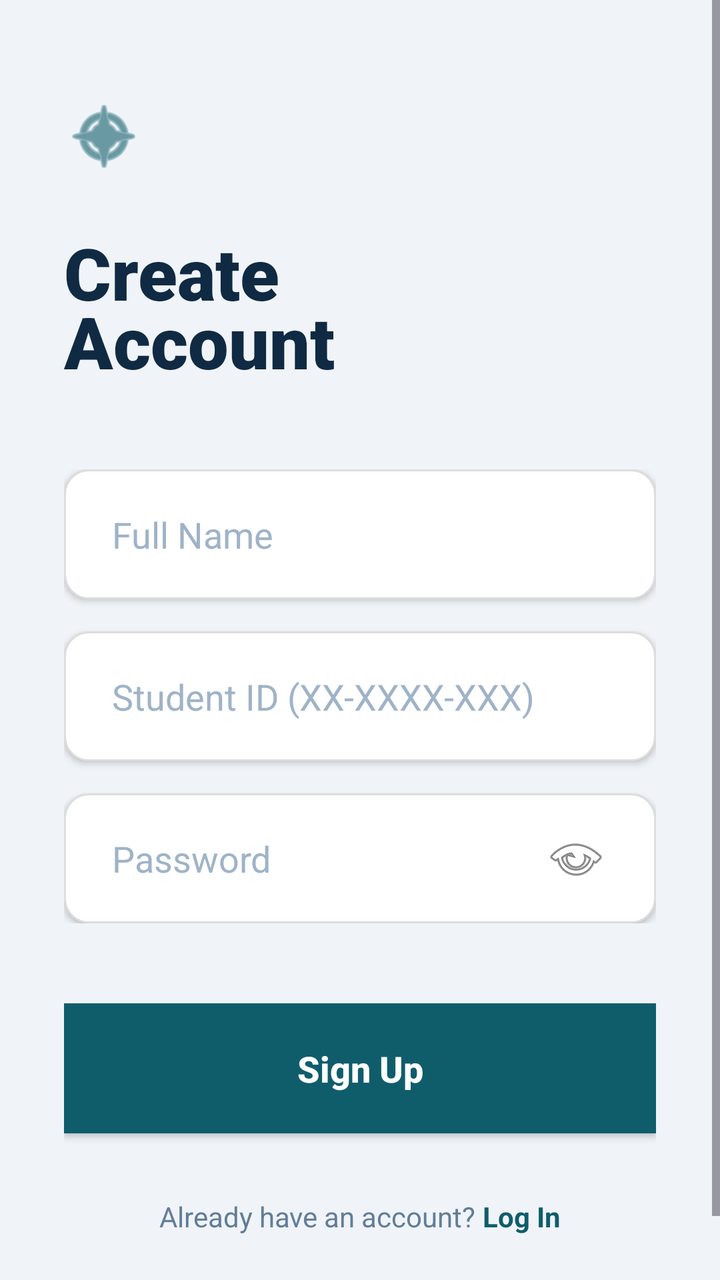
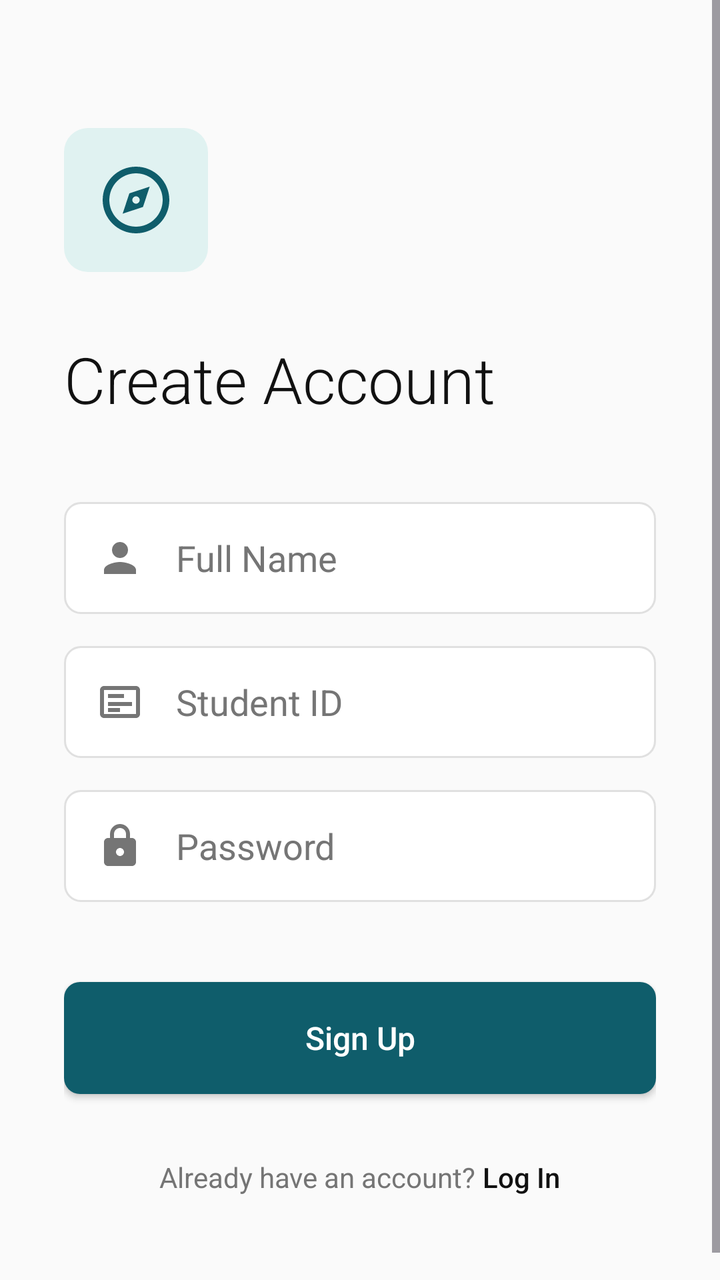

The first picture is an Android layout as it rendered before a commit; the second is the same layout after the commit. The layout source and the unified diff follow.
<!-- AndroidManifest.xml: application theme Theme.TeknoKumpas -->
<!-- res/layout/activity_register.xml -->
<?xml version="1.0" encoding="utf-8"?>
<ScrollView xmlns:android="http://schemas.android.com/apk/res/android"
    android:layout_width="match_parent"
    android:layout_height="match_parent"
    android:fillViewport="true"
    android:background="#F0F4F8">

    <LinearLayout
        android:layout_width="match_parent"
        android:layout_height="wrap_content"
        android:orientation="vertical"
        android:padding="32dp">

        <ImageView
            android:id="@+id/ivLogo"
            android:layout_width="40dp"
            android:layout_height="40dp"
            android:layout_marginTop="16dp"
            android:src="@android:drawable/ic_menu_compass"
            android:tint="#0F5D6B"/>

        <TextView
            android:id="@+id/tvCreateAccount"
            android:layout_width="wrap_content"
            android:layout_height="wrap_content"
            android:layout_marginTop="24dp"
            android:fontFamily="sans-serif-black"
            android:text="Create\nAccount"
            android:textColor="#102A43"
            android:textSize="36sp"
            android:lineSpacingExtra="-8dp" />

        <LinearLayout
            android:layout_width="match_parent"
            android:layout_height="wrap_content"
            android:layout_marginTop="40dp"
            android:orientation="vertical">

            <EditText
                android:id="@+id/etFullName"
                android:layout_width="match_parent"
                android:layout_height="65dp"
                android:background="@drawable/bg_input_field"
                android:elevation="2dp"
                android:hint="Full Name"
                android:inputType="textPersonName"
                android:textColor="#102A43"
                android:textColorHint="#9FB3C8"
                android:paddingStart="24dp"
                android:paddingEnd="24dp" />

            <EditText
                android:id="@+id/etStudentId"
                android:layout_width="match_parent"
                android:layout_height="65dp"
                android:layout_marginTop="16dp"
                android:background="@drawable/bg_input_field"
                android:elevation="2dp"
                android:hint="Student ID (XX-XXXX-XXX)"
                android:inputType="text"
                android:textColor="#102A43"
                android:textColorHint="#9FB3C8"
                android:paddingStart="24dp"
                android:paddingEnd="24dp" />

            <EditText
                android:id="@+id/etPassword"
                android:layout_width="match_parent"
                android:layout_height="65dp"
                android:layout_marginTop="16dp"
                android:background="@drawable/bg_input_field"
                android:elevation="2dp"
                android:hint="Password"
                android:inputType="textPassword"
                android:textColor="#102A43"
                android:textColorHint="#9FB3C8"
                android:paddingStart="24dp"
                android:paddingEnd="24dp"
                android:drawableEnd="@android:drawable/ic_menu_view" />

        </LinearLayout>

        <androidx.appcompat.widget.AppCompatButton
            android:id="@+id/btnSignUp"
            android:layout_width="match_parent"
            android:layout_height="65dp"
            android:layout_marginTop="40dp"
            android:background="@drawable/bg_solid_button"
            android:text="Sign Up"
            android:textAllCaps="false"
            android:textColor="@android:color/white"
            android:textSize="18sp"
            android:textStyle="bold"
            android:elevation="4dp"/>

        <LinearLayout
            android:layout_width="wrap_content"
            android:layout_height="wrap_content"
            android:layout_marginTop="32dp"
            android:layout_marginBottom="24dp"
            android:layout_gravity="center_horizontal"
            android:orientation="horizontal">

            <TextView
                android:layout_width="wrap_content"
                android:layout_height="wrap_content"
                android:text="Already have an account? "
                android:textColor="#627D98" />

            <TextView
                android:id="@+id/tvLogin"
                android:layout_width="wrap_content"
                android:layout_height="wrap_content"
                android:text="Log In"
                android:textColor="#0F5D6B"
                android:textStyle="bold" />
        </LinearLayout>

    </LinearLayout>
</ScrollView>
<!-- resources referenced by this layout -->
<resources>
  <!-- drawable bg_input_field (drawable) -->
  <shape xmlns:android="http://schemas.android.com/apk/res/android">
      <solid android:color="#FFFFFF" />
      <corners android:radius="12dp" />
      <stroke android:width="1dp" android:color="#DDDDDD" />
  </shape>
  <!-- drawable bg_solid_button (drawable) -->
  <shape xmlns:android="http://schemas.android.com/apk/res/android">
      <solid android:color="#0F5D6B" />
  </shape>
  <style name="Theme.TeknoKumpas" parent="Base.Theme.TeknoKumpas" />
  <style name="Base.Theme.TeknoKumpas" parent="Theme.Material3.DayNight.NoActionBar">
          
          
      </style>
</resources>

<!-- the commit's change to res/layout/activity_register.xml (unified diff, before → after) -->
@@ -3,7 +3,7 @@
     android:layout_width="match_parent"
     android:layout_height="match_parent"
     android:fillViewport="true"
-    android:background="#F0F4F8">
+    android:background="@color/minimal_bg">
 
     <LinearLayout
         android:layout_width="match_parent"
@@ -11,24 +11,30 @@
         android:orientation="vertical"
         android:padding="32dp">
 
-        <ImageView
-            android:id="@+id/ivLogo"
-            android:layout_width="40dp"
-            android:layout_height="40dp"
-            android:layout_marginTop="16dp"
-            android:src="@android:drawable/ic_menu_compass"
-            android:tint="#0F5D6B"/>
+        <FrameLayout
+            android:layout_width="72dp"
+            android:layout_height="72dp"
+            android:layout_marginTop="32dp"
+            android:background="@drawable/bg_minimal_icon_container"
+            android:backgroundTint="@color/minimal_tint_teal"
+            android:padding="16dp">
+            <ImageView
+                android:id="@+id/ivLogo"
+                android:layout_width="match_parent"
+                android:layout_height="match_parent"
+                android:src="@drawable/ic_modern_compass"
+                android:tint="@color/minimal_accent" />
+        </FrameLayout>
 
         <TextView
             android:id="@+id/tvCreateAccount"
             android:layout_width="wrap_content"
             android:layout_height="wrap_content"
-            android:layout_marginTop="24dp"
-            android:fontFamily="sans-serif-black"
-            android:text="Create\nAccount"
-            android:textColor="#102A43"
-            android:textSize="36sp"
-            android:lineSpacingExtra="-8dp" />
+            android:layout_marginTop="32dp"
+            android:fontFamily="sans-serif-light"
+            android:text="Create Account"
+            android:textColor="@color/minimal_text_primary"
+            android:textSize="32sp" />
 
         <LinearLayout
             android:layout_width="match_parent"
@@ -39,59 +45,63 @@
             <EditText
                 android:id="@+id/etFullName"
                 android:layout_width="match_parent"
-                android:layout_height="65dp"
-                android:background="@drawable/bg_input_field"
-                android:elevation="2dp"
+                android:layout_height="56dp"
+                android:background="@drawable/bg_minimal_input"
                 android:hint="Full Name"
                 android:inputType="textPersonName"
-                android:textColor="#102A43"
-                android:textColorHint="#9FB3C8"
-                android:paddingStart="24dp"
-                android:paddingEnd="24dp" />
+                android:textColor="@color/minimal_text_primary"
+                android:textColorHint="@color/minimal_text_secondary"
+                android:drawableStart="@drawable/ic_modern_person"
+                android:drawablePadding="16dp"
+                android:drawableTint="@color/minimal_text_secondary"
+                android:paddingStart="16dp"
+                android:paddingEnd="16dp" />
 
             <EditText
                 android:id="@+id/etStudentId"
                 android:layout_width="match_parent"
-                android:layout_height="65dp"
+                android:layout_height="56dp"
                 android:layout_marginTop="16dp"
-                android:background="@drawable/bg_input_field"
-                android:elevation="2dp"
-                android:hint="Student ID (XX-XXXX-XXX)"
+                android:background="@drawable/bg_minimal_input"
+                android:hint="Student ID"
                 android:inputType="text"
-                android:textColor="#102A43"
-                android:textColorHint="#9FB3C8"
-                android:paddingStart="24dp"
-                android:paddingEnd="24dp" />
+                android:textColor="@color/minimal_text_primary"
+                android:textColorHint="@color/minimal_text_secondary"
+                android:drawableStart="@drawable/ic_modern_card"
+                android:drawablePadding="16dp"
+                android:drawableTint="@color/minimal_text_secondary"
+                android:paddingStart="16dp"
+                android:paddingEnd="16dp" />
 
             <EditText
                 android:id="@+id/etPassword"
                 android:layout_width="match_parent"
-                android:layout_height="65dp"
+                android:layout_height="56dp"
                 android:layout_marginTop="16dp"
-                android:background="@drawable/bg_input_field"
-                android:elevation="2dp"
+                android:background="@drawable/bg_minimal_input"
                 android:hint="Password"
                 android:inputType="textPassword"
-                android:textColor="#102A43"
-                android:textColorHint="#9FB3C8"
-                android:paddingStart="24dp"
-                android:paddingEnd="24dp"
-                android:drawableEnd="@android:drawable/ic_menu_view" />
+                android:textColor="@color/minimal_text_primary"
+                android:textColorHint="@color/minimal_text_secondary"
+                android:drawableStart="@drawable/ic_modern_lock"
+                android:drawablePadding="16dp"
+                android:drawableTint="@color/minimal_text_secondary"
+                android:paddingStart="16dp"
+                android:paddingEnd="16dp" />
 
         </LinearLayout>
 
         <androidx.appcompat.widget.AppCompatButton
             android:id="@+id/btnSignUp"
             android:layout_width="match_parent"
-            android:layout_height="65dp"
+            android:layout_height="56dp"
             android:layout_marginTop="40dp"
-            android:background="@drawable/bg_solid_button"
+            android:background="@drawable/bg_minimal_button"
             android:text="Sign Up"
             android:textAllCaps="false"
-            android:textColor="@android:color/white"
-            android:textSize="18sp"
-            android:textStyle="bold"
-            android:elevation="4dp"/>
+            android:textColor="@color/white"
+            android:textSize="16sp"
+            android:fontFamily="sans-serif-medium" />
 
         <LinearLayout
             android:layout_width="wrap_content"
@@ -105,15 +115,17 @@
                 android:layout_width="wrap_content"
                 android:layout_height="wrap_content"
                 android:text="Already have an account? "
-                android:textColor="#627D98" />
+                android:textColor="@color/minimal_text_secondary"
+                android:textSize="14sp" />
 
             <TextView
                 android:id="@+id/tvLogin"
                 android:layout_width="wrap_content"
                 android:layout_height="wrap_content"
                 android:text="Log In"
-                android:textColor="#0F5D6B"
-                android:textStyle="bold" />
+                android:textColor="@color/minimal_text_primary"
+                android:fontFamily="sans-serif-medium"
+                android:textSize="14sp" />
         </LinearLayout>
 
     </LinearLayout>
<!-- resource entries referenced after the edit -->
@@ -1,16 +1,76 @@
 <!-- resources referenced by this layout -->
 <resources>
-  <!-- drawable bg_input_field (drawable) -->
-  <shape xmlns:android="http://schemas.android.com/apk/res/android">
-      <solid android:color="#FFFFFF" />
-      <corners android:radius="12dp" />
-      <stroke android:width="1dp" android:color="#DDDDDD" />
+  <color name="minimal_accent">#0F5D6B</color>
+  <color name="minimal_bg">#FAFAFA</color>
+  <color name="minimal_text_primary">#111111</color>
+  <color name="minimal_text_secondary">#757575</color>
+  <color name="minimal_tint_teal">#E0F2F1</color>
+  <color name="white">#FFFFFFFF</color>
+  <!-- drawable bg_minimal_button (drawable) -->
+  <?xml version="1.0" encoding="utf-8"?>
+  <shape xmlns:android="http://schemas.android.com/apk/res/android"
+      android:shape="rectangle">
+      <solid android:color="@color/minimal_accent"/>
+      <corners android:radius="8dp"/>
   </shape>
-  <!-- drawable bg_solid_button (drawable) -->
-  <shape xmlns:android="http://schemas.android.com/apk/res/android">
-      <solid android:color="#0F5D6B" />
+  <!-- drawable bg_minimal_icon_container (drawable) -->
+  <?xml version="1.0" encoding="utf-8"?>
+  <shape xmlns:android="http://schemas.android.com/apk/res/android"
+      android:shape="rectangle">
+      <solid android:color="@color/white"/> 
+      <corners android:radius="12dp"/>
   </shape>
+  <!-- drawable bg_minimal_input (drawable) -->
+  <?xml version="1.0" encoding="utf-8"?>
+  <shape xmlns:android="http://schemas.android.com/apk/res/android"
+      android:shape="rectangle">
+      <solid android:color="@color/minimal_surface"/>
+      <stroke android:width="1dp" android:color="@color/minimal_border"/>
+      <corners android:radius="8dp"/>
+  </shape>
+  <!-- drawable ic_modern_card (drawable) -->
+  <vector xmlns:android="http://schemas.android.com/apk/res/android"
+      android:width="24dp"
+      android:height="24dp"
+      android:viewportWidth="24"
+      android:viewportHeight="24">
+    <path
+        android:fillColor="#FF0F5D6B"
+        android:pathData="M20,4H4C2.89,4 2,4.89 2,6v12c0,1.1 0.89,2 2,2h16c1.1,0 2,-0.9 2,-2V6C22,4.89 21.1,4 20,4zM20,18H4V6h16V18zM6,8h8v2H6V8zM6,12h12v2H6V12zM6,15h6v2H6V15z"/>
+  </vector>
+  <!-- drawable ic_modern_compass (drawable) -->
+  <vector xmlns:android="http://schemas.android.com/apk/res/android"
+      android:width="24dp"
+      android:height="24dp"
+      android:viewportWidth="24"
+      android:viewportHeight="24">
+    <path
+        android:fillColor="#FF0F5D6B"
+        android:pathData="M12,2C6.48,2 2,6.48 2,12s4.48,10 10,10 10,-4.48 10,-10S17.52,2 12,2zM12,20c-4.41,0 -8,-3.59 -8,-8s3.59,-8 8,-8 8,3.59 8,8 -3.59,8 -8,8zM14.1,14.1l-6.1,2 2,-6.1 6.1,-2 -2,6.1zM12,10.9c-0.61,0 -1.1,0.49 -1.1,1.1s0.49,1.1 1.1,1.1 1.1,-0.49 1.1,-1.1 -0.49,-1.1 -1.1,-1.1z"/>
+  </vector>
+  <!-- drawable ic_modern_lock (drawable) -->
+  <vector xmlns:android="http://schemas.android.com/apk/res/android"
+      android:width="24dp"
+      android:height="24dp"
+      android:viewportWidth="24"
+      android:viewportHeight="24">
+    <path
+        android:fillColor="#FF0F5D6B"
+        android:pathData="M18,8h-1V6c0,-2.76 -2.24,-5 -5,-5S7,3.24 7,6v2H6c-1.1,0 -2,0.9 -2,2v10c0,1.1 0.9,2 2,2h12c1.1,0 2,-0.9 2,-2V10c0,-1.1 -0.9,-2 -2,-2zM9,6c0,-1.66 1.34,-3 3,-3s3,1.34 3,3v2H9V6zM12,17c-1.1,0 -2,-0.9 -2,-2s0.9,-2 2,-2 2,0.9 2,2 -0.9,2 -2,2z"/>
+  </vector>
+  <!-- drawable ic_modern_person (drawable) -->
+  <vector xmlns:android="http://schemas.android.com/apk/res/android"
+      android:width="24dp"
+      android:height="24dp"
+      android:viewportWidth="24"
+      android:viewportHeight="24">
+    <path
+        android:fillColor="#FF0F5D6B"
+        android:pathData="M12,12c2.21,0 4,-1.79 4,-4s-1.79,-4 -4,-4 -4,1.79 -4,4 1.79,4 4,4zM12,14c-2.67,0 -8,1.34 -8,4v2h16v-2c0,-2.66 -5.33,-4 -8,-4z"/>
+  </vector>
   <style name="Theme.TeknoKumpas" parent="Base.Theme.TeknoKumpas" />
+  <color name="minimal_surface">#FFFFFF</color>
+  <color name="minimal_border">#E0E0E0</color>
   <style name="Base.Theme.TeknoKumpas" parent="Theme.Material3.DayNight.NoActionBar">
           
           
